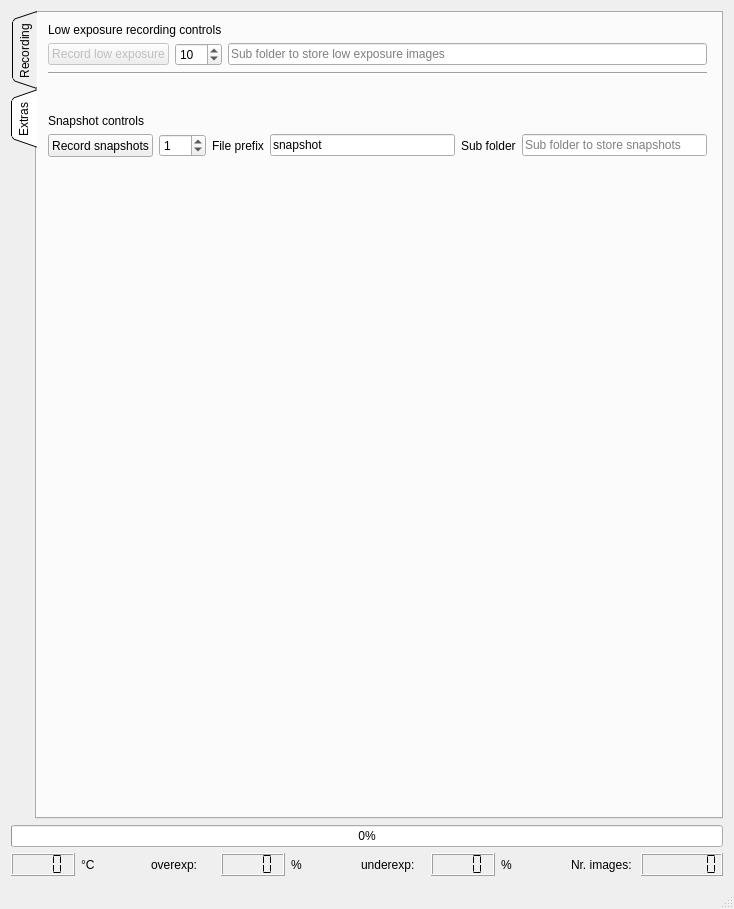
Qt form src/mainwindow.ui (IMSY-DKFZ/xilens) before a commit.
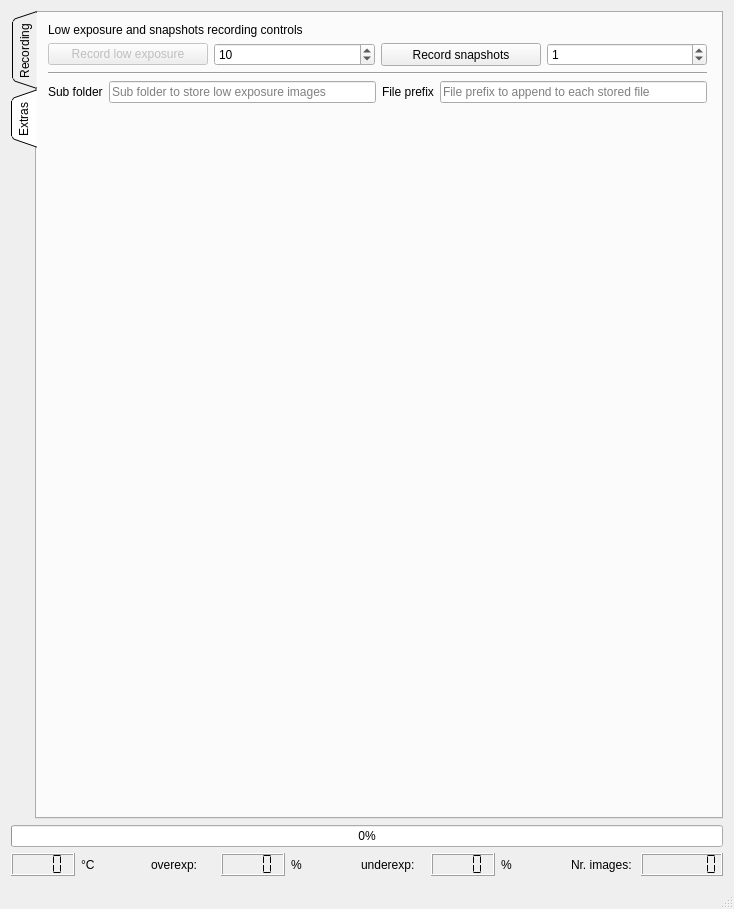
The same form after that commit. The open tabs and pages were chosen to show the change. Icons and pictures are not drawn.

Commit message:
Refactor UI elements interaction in MainWindow
The main changes include renaming methods and variables for better clarity, particularly those handling widget disabling in layout and file prefixes. Snapshot specific variables and methods have been generalized to handle all extras tab functionality. The deleted code segment includes old snapshot related methods and slot functions which are no more necessary.

```diff
--- a/src/mainwindow.ui
+++ b/src/mainwindow.ui
@@ -736,14 +736,14 @@
             <x>0</x>
             <y>-1</y>
             <width>681</width>
-            <height>156</height>
+            <height>164</height>
            </rect>
           </property>
           <layout class="QVBoxLayout" name="extrasVerticalLayout">
            <item>
             <widget class="QLabel" name="lowExposureLabel">
              <property name="text">
-              <string>Low exposure recording controls</string>
+              <string>Low exposure and snapshots recording controls</string>
              </property>
             </widget>
            </item>
@@ -782,53 +782,6 @@
               </widget>
              </item>
              <item>
-              <widget class="QLineEdit" name="folderLowExposureImagesLineEdit">
-               <property name="enabled">
-                <bool>true</bool>
-               </property>
-               <property name="toolTip">
-                <string>Sub folder where low exposure iumages will be stored</string>
-               </property>
-               <property name="text">
-                <string/>
-               </property>
-               <property name="placeholderText">
-                <string>Sub folder to store low exposure images</string>
-               </property>
-              </widget>
-             </item>
-            </layout>
-           </item>
-           <item>
-            <widget class="Line" name="line_10">
-             <property name="orientation">
-              <enum>Qt::Horizontal</enum>
-             </property>
-            </widget>
-           </item>
-           <item>
-            <spacer name="verticalSpacer">
-             <property name="orientation">
-              <enum>Qt::Vertical</enum>
-             </property>
-             <property name="sizeHint" stdset="0">
-              <size>
-               <width>20</width>
-               <height>40</height>
-              </size>
-             </property>
-            </spacer>
-           </item>
-           <item>
-            <widget class="QLabel" name="snapshotsLabel">
-             <property name="text">
-              <string>Snapshot controls</string>
-             </property>
-            </widget>
-           </item>
-           <item>
-            <layout class="QHBoxLayout" name="horizontalLayout_14">
-             <item>
               <widget class="QPushButton" name="snapshotButton">
                <property name="sizePolicy">
                 <sizepolicy hsizetype="Minimum" vsizetype="Minimum">
@@ -867,6 +820,40 @@
                </property>
               </widget>
              </item>
+            </layout>
+           </item>
+           <item>
+            <widget class="Line" name="line_10">
+             <property name="orientation">
+              <enum>Qt::Horizontal</enum>
+             </property>
+            </widget>
+           </item>
+           <item>
+            <layout class="QHBoxLayout" name="horizontalLayout_12">
+             <item>
+              <widget class="QLabel" name="label">
+               <property name="text">
+                <string>Sub folder</string>
+               </property>
+              </widget>
+             </item>
+             <item>
+              <widget class="QLineEdit" name="subFolderExtrasLineEdit">
+               <property name="enabled">
+                <bool>true</bool>
+               </property>
+               <property name="toolTip">
+                <string>Sub folder where low exposure iumages will be stored</string>
+               </property>
+               <property name="text">
+                <string/>
+               </property>
+               <property name="placeholderText">
+                <string>Sub folder to store low exposure images</string>
+               </property>
+              </widget>
+             </item>
              <item>
               <widget class="QLabel" name="snapshotLabel_3">
                <property name="text">
@@ -875,34 +862,33 @@
               </widget>
              </item>
              <item>
-              <widget class="QLineEdit" name="snapshotPrefixLineEdit">
+              <widget class="QLineEdit" name="filePrefixExtrasLineEdit">
                <property name="toolTip">
                 <string>File prefix used to prepend to anapshot file names</string>
                </property>
                <property name="text">
-                <string>snapshot</string>
-               </property>
-              </widget>
-             </item>
-             <item>
-              <widget class="QLabel" name="snapshotSubFolderLabel">
-               <property name="text">
-                <string>Sub folder</string>
-               </property>
-              </widget>
-             </item>
-             <item>
-              <widget class="QLineEdit" name="snapshotSubFolderLineEdit">
-               <property name="toolTip">
-                <string>Sub folder where snapshots are stored</string>
+                <string/>
                </property>
                <property name="placeholderText">
-                <string>Sub folder to store snapshots</string>
+                <string>File prefix to append to each stored file</string>
                </property>
               </widget>
              </item>
             </layout>
            </item>
+           <item>
+            <spacer name="verticalSpacer">
+             <property name="orientation">
+              <enum>Qt::Vertical</enum>
+             </property>
+             <property name="sizeHint" stdset="0">
+              <size>
+               <width>20</width>
+               <height>40</height>
+              </size>
+             </property>
+            </spacer>
+           </item>
           </layout>
          </widget>
         </widget>
```
The commit also changes 2 other files.
